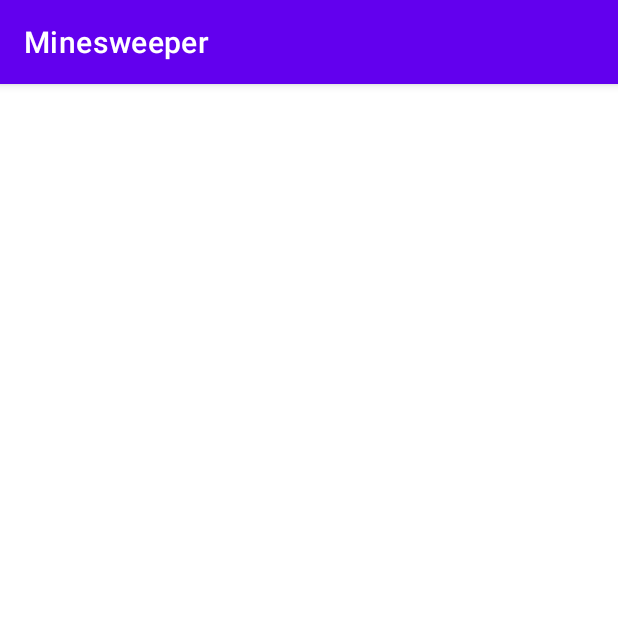
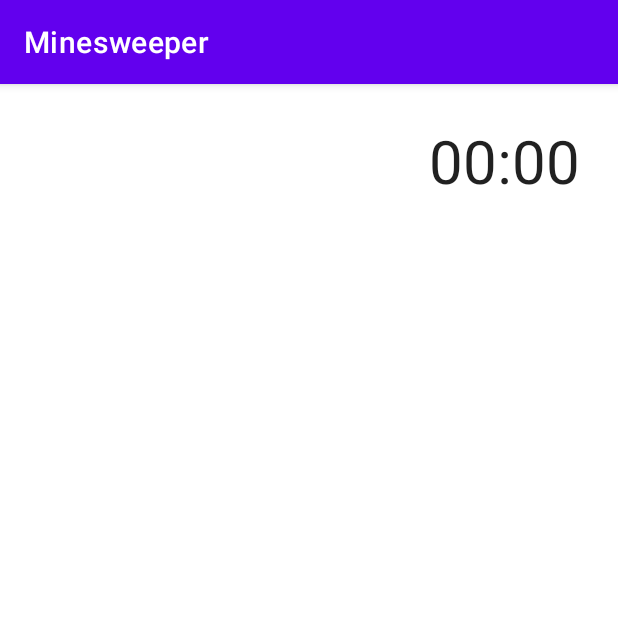
Before and after one commit to EmmaAndersen/Minesweeper, an Android app: the Timer screen opened directly, with no data from a screen before it, on a phone screen of 412 x 824 dp, the top half of it. Run offline under Robolectric (Android 15) with nearby library versions, the light colour scheme and no system bars.

Commit message:
Finished Chronometer timer
Works fine!
Has a start, pause and reset function to be handled by buttonclicks.

```diff
--- a/app/src/main/java/com/example/minesweeper/Timer.java
+++ b/app/src/main/java/com/example/minesweeper/Timer.java
@@ -5,62 +5,29 @@
  * */
 
 import android.os.Bundle;
-import android.os.PersistableBundle;
 import android.os.SystemClock;
-import android.view.View;
-import android.view.ViewGroup;
-import android.widget.Button;
 import android.widget.Chronometer;
-import android.widget.TextView;
 
 import androidx.annotation.Nullable;
 import androidx.appcompat.app.AppCompatActivity;
 
-import java.util.Locale;
-
 public class Timer extends AppCompatActivity {
-
-    /*private TextView displayedTimer;
-    private Button pauseButton;
-    private Button resetButton;*/
 
     boolean timerIsRunning;
     private Chronometer chronometer;
     private long pauseOffset;  //To calculate the time difference from when we started the chronometer and until it is paused.
-   /* private int minutes;
-    private int seconds;
-    private long milliseconds;
-    private String totalTime;*/
 
     @Override
     public void onCreate(@Nullable Bundle savedInstanceState) {
         super.onCreate(savedInstanceState);
         setContentView(R.layout.activity_main);
 
-        //Init Buttons and the chronometer TextView with R.id.ID
-
-        /*pauseButton.setOnClickListener(new View.OnClickListener() {
-            @Override
-            public void onClick(View v) {
-                if (timerIsRunning) {
-                    PauseTimer();
-                } else {
-                    StartTimer();
-                }
-            }
-        });
-
-        resetButton.setOnClickListener(new View.OnClickListener() {
-            @Override
-            public void onClick(View v) {
-                ResetTimer();
-            }
-        });
-
-        UpdateTimer();*/
+        chronometer = findViewById(R.id.chronometerID);
     }
 
-    public void StartTimer(View view) {
+    //Call the following methods with the co-responding buttons' onClick methods.
+
+    public void StartTimer() {
         if(!timerIsRunning){
             chronometer.setBase(SystemClock.elapsedRealtime() - pauseOffset);  //Return {@link Clock} that starts at system boot, including time spent in sleep. starts at 0 and subtracts the offset.
             chronometer.start();
@@ -68,7 +35,7 @@
         }
     }
 
-    public void PauseTimer(View view) {
+    public void PauseTimer() {
         if(timerIsRunning){
             chronometer.stop();  //this only stops the text, the chronometer still ticks with only this
             pauseOffset = SystemClock.elapsedRealtime() - chronometer.getBase();  //This actually pauses the timer.
@@ -76,16 +43,8 @@
         }
     }
 
-    public void ResetTimer(View view) {
-
+    public void ResetTimer() {
+        chronometer.setBase(SystemClock.elapsedRealtime()); //Sets back to 0.
+        pauseOffset = 0;
     }
-
-   /* private void UpdateTimer() {
-        minutes = (int) milliseconds / 1000 / 60;
-        seconds = (int) milliseconds / 1000 % 60;
-
-        totalTime = String.format(Locale.getDefault(), "%02d:%02d", minutes, seconds);
-
-        displayedTimer.setText(totalTime);
-    }*/
 }
--- a/app/src/main/res/layout/activity_main.xml
+++ b/app/src/main/res/layout/activity_main.xml
@@ -1,13 +1,28 @@
 <?xml version="1.0" encoding="utf-8"?>
-<androidx.constraintlayout.widget.ConstraintLayout
+<androidx.constraintlayout.widget.ConstraintLayout xmlns:android="http://schemas.android.com/apk/res/android"
+    xmlns:app="http://schemas.android.com/apk/res-auto"
+    xmlns:tools="http://schemas.android.com/tools"
+
+    android:id="@+id/boardView"
+
     android:layout_width="match_parent"
     android:layout_height="match_parent"
     android:orientation="horizontal"
+    tools:context=".MainActivity">
 
-    android:id="@+id/boardView"
+    <Chronometer
+        android:id="@+id/chronometerID"
+        android:layout_width="wrap_content"
+        android:layout_height="wrap_content"
+        android:layout_marginTop="8dp"
+        android:layout_marginEnd="8dp"
+        android:textSize="40sp"
+        app:layout_constraintBottom_toBottomOf="parent"
+        app:layout_constraintEnd_toEndOf="parent"
+        app:layout_constraintHorizontal_bias="0.942"
+        app:layout_constraintStart_toStartOf="parent"
+        app:layout_constraintTop_toTopOf="parent"
+        app:layout_constraintVertical_bias="0.023" />
 
-    xmlns:android="http://schemas.android.com/apk/res/android"
-    xmlns:app="http://schemas.android.com/apk/res-auto"
-    xmlns:tools="http://schemas.android.com/tools"
-    tools:context=".MainActivity">
+
 </androidx.constraintlayout.widget.ConstraintLayout>
```
